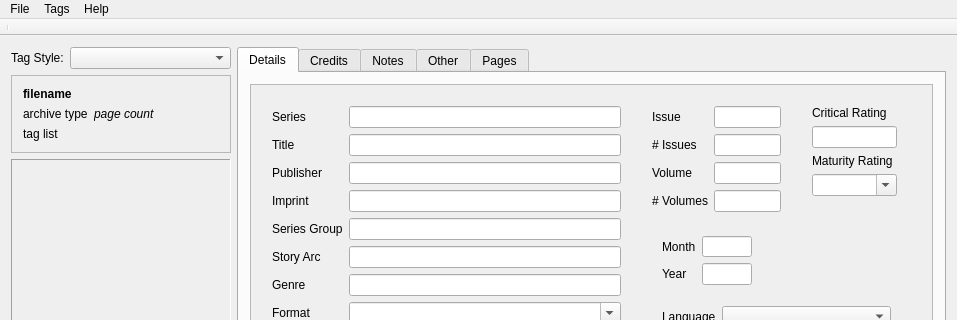
The window that taggerwindow.ui (comictagger/comictagger) describes before a commit, drawn with Qt 5; both pictures show x 0 to 957 and y 0 to 320 of the 957 by 542 pixel window.
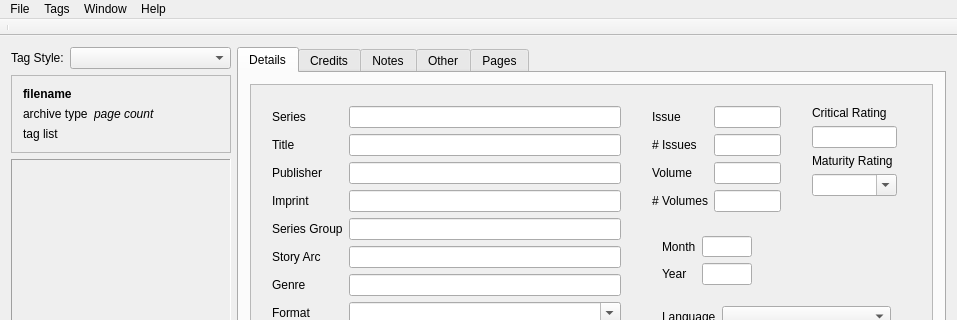
The same window after the commit.

```diff
--- a/taggerwindow.ui
+++ b/taggerwindow.ui
@@ -952,8 +952,15 @@
     <addaction name="actionQuery_Online"/>
     <addaction name="actionClearEntryForm"/>
    </widget>
+   <widget class="QMenu" name="menuWindow">
+    <property name="title">
+     <string>Window</string>
+    </property>
+    <addaction name="actionPageBrowser"/>
+   </widget>
    <addaction name="menuComicTagger"/>
    <addaction name="menuTags"/>
+   <addaction name="menuWindow"/>
    <addaction name="menuHelp"/>
   </widget>
   <widget class="QToolBar" name="toolBar">
```
Left out of the diff: 46 changed lines with no effect on the pictures.
